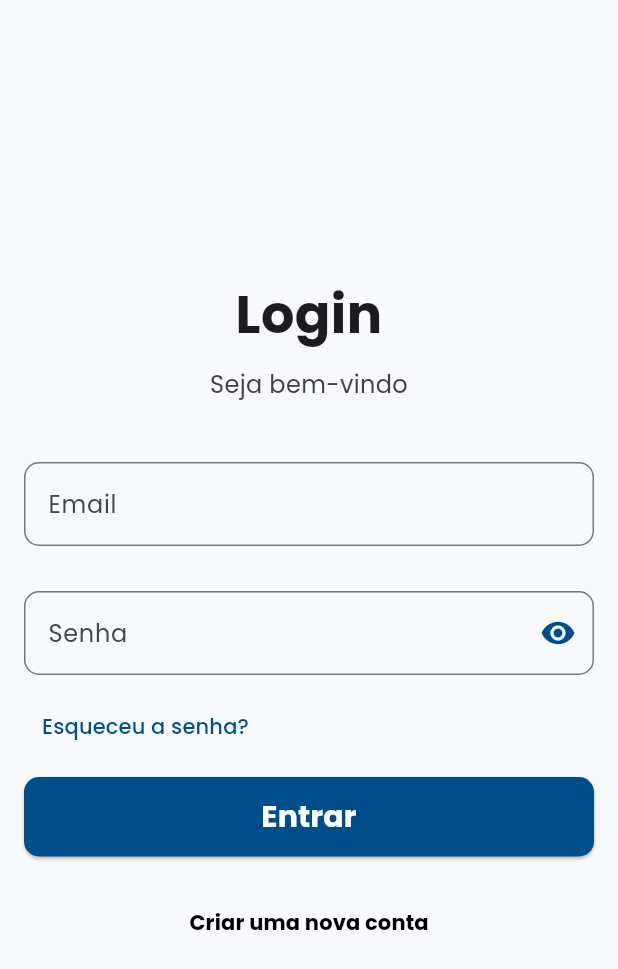
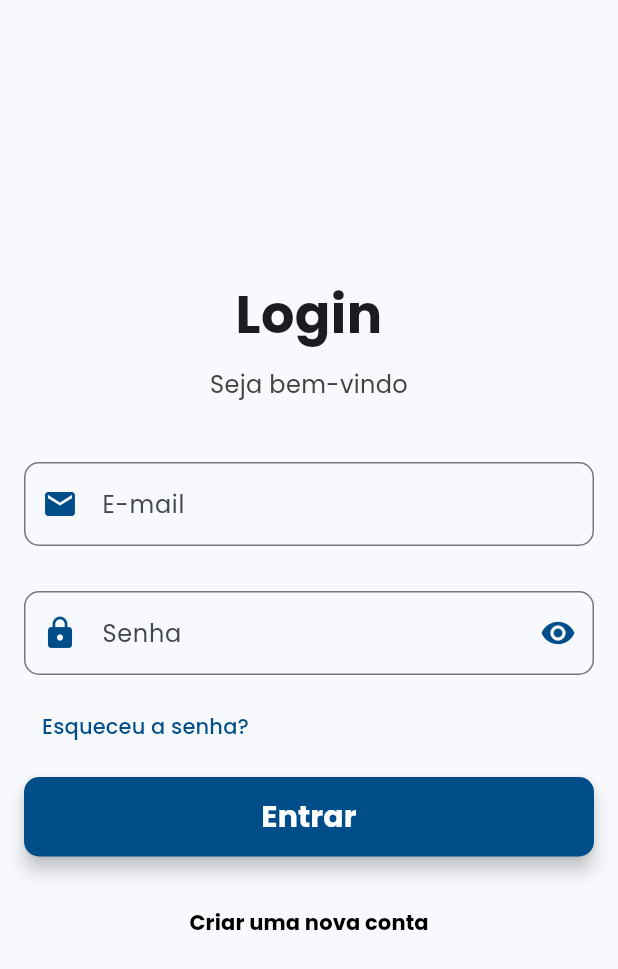
Before and after one commit to DaniellyBenicio/chat_comunicacao_proximidade, a Flutter app: the Login screen opened directly, on a phone screen of 412 x 824 dp. Shown: the top 969 px of the screen. Run offline on Flutter 3.47's test engine with Material 3 defaults, Android fonts, the phone set to English and light mode, and no system bars; our stand-ins replace flutter_blue_plus, google_fonts, logger, permission_handler, shared_preferences, sqflite and 1 more; accounts and stored records are empty.

Commit message:
Update: Screen improvements and standardization

```diff
--- a/lib/views/login.dart
+++ b/lib/views/login.dart
@@ -22,6 +22,7 @@ class _LoginScreenState extends State<Login> {
 
   @override
   Widget build(BuildContext context) {
+    final primaryColor = Theme.of(context).primaryColor;
     return Scaffold(
       body: Padding(
         padding: const EdgeInsets.all(16.0),
@@ -44,7 +45,8 @@ class _LoginScreenState extends State<Login> {
             TextField(
               controller: _emailController,
               decoration: InputDecoration(
-                labelText: 'Email',
+                labelText: 'E-mail',
+                prefixIcon: Icon(Icons.email, color: primaryColor),
                 border: OutlineInputBorder(
                   borderRadius: BorderRadius.circular(10),
                 ),
@@ -61,6 +63,7 @@ class _LoginScreenState extends State<Login> {
               obscureText: _obscureText,
               decoration: InputDecoration(
                 labelText: 'Senha',
+                prefixIcon: Icon(Icons.lock, color: primaryColor),
                 border: OutlineInputBorder(
                   borderRadius: BorderRadius.circular(10),
                 ),
@@ -109,6 +112,7 @@ class _LoginScreenState extends State<Login> {
                 shape: RoundedRectangleBorder(
                   borderRadius: BorderRadius.circular(10),
                 ),
+                elevation: 5,
               ),
               child: const Text(
                 'Entrar',
```
